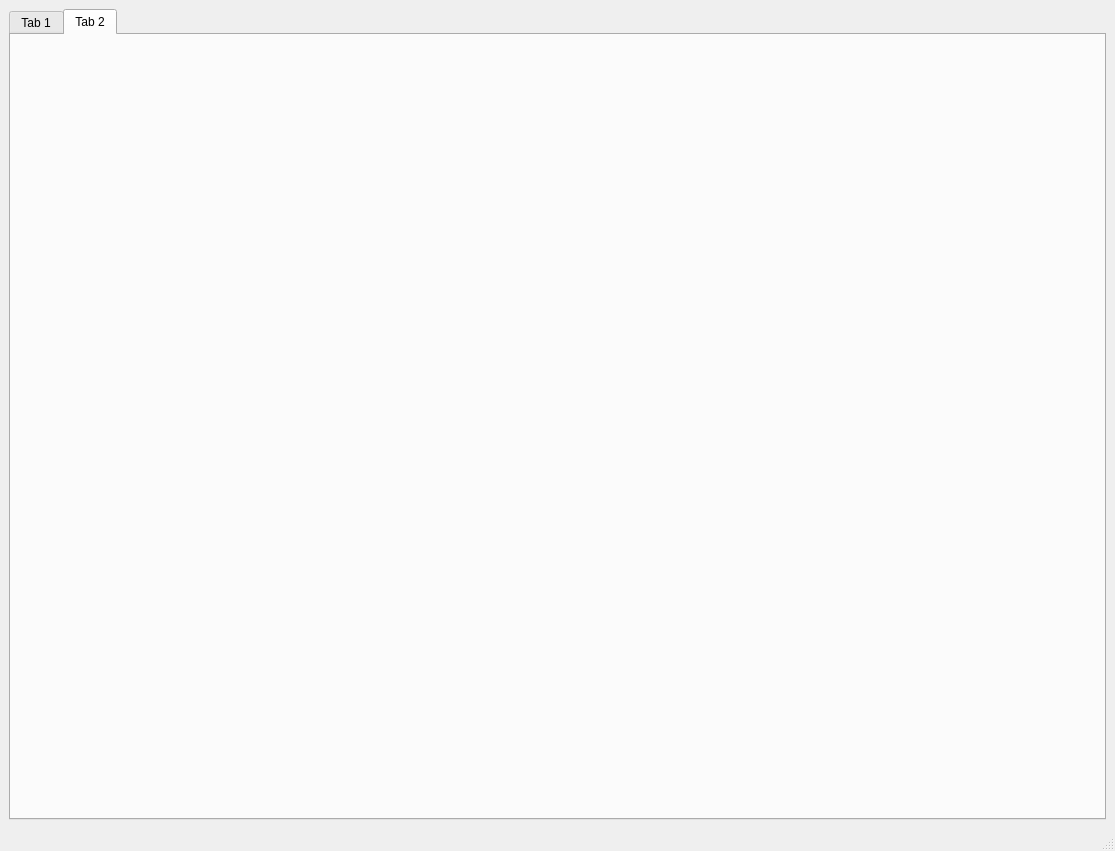
Before: the Qt Designer form hallbench/gui/ui/calibrationwindow.ui in lnls-ima/hall-bench-control, drawn with Qt 5.
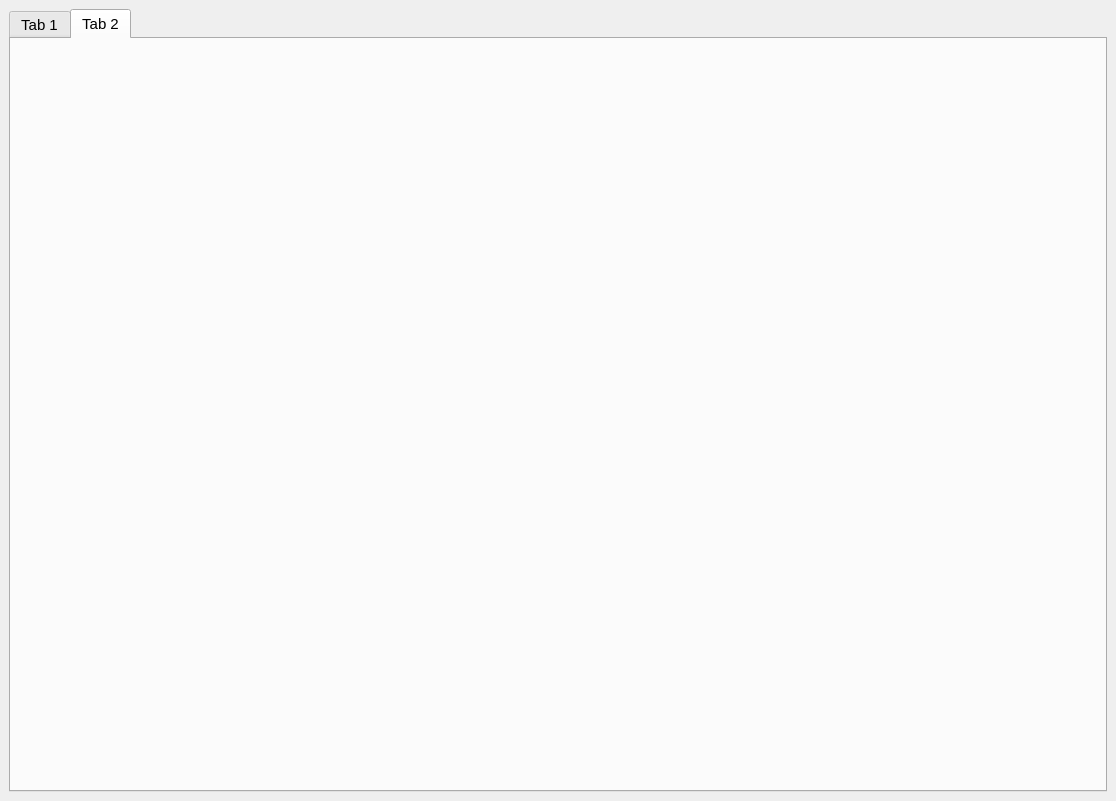
After: the same form once the commit is applied.

Patch:
```diff
--- a/hallbench/gui/ui/calibrationwindow.ui
+++ b/hallbench/gui/ui/calibrationwindow.ui
@@ -6,10 +6,15 @@
    <rect>
     <x>0</x>
     <y>0</y>
-    <width>1115</width>
-    <height>851</height>
+    <width>1116</width>
+    <height>801</height>
    </rect>
   </property>
+  <property name="font">
+   <font>
+    <pointsize>11</pointsize>
+   </font>
+  </property>
   <property name="windowTitle">
    <string>Hall Probe Calibration</string>
   </property>
@@ -34,7 +39,6 @@
     </item>
    </layout>
   </widget>
-  <widget class="QStatusBar" name="statusbar"/>
   <widget class="QMenuBar" name="menubar">
    <property name="geometry">
     <rect>
```
Left out of the diff: 4 changed lines with no effect on the pictures.
